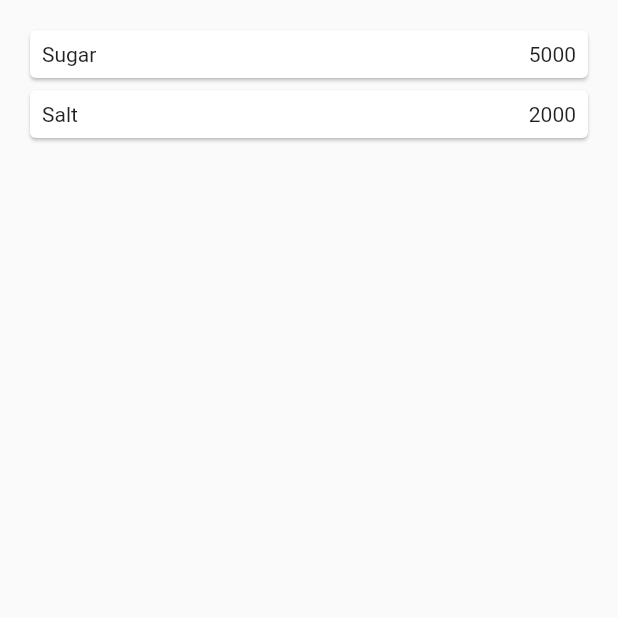
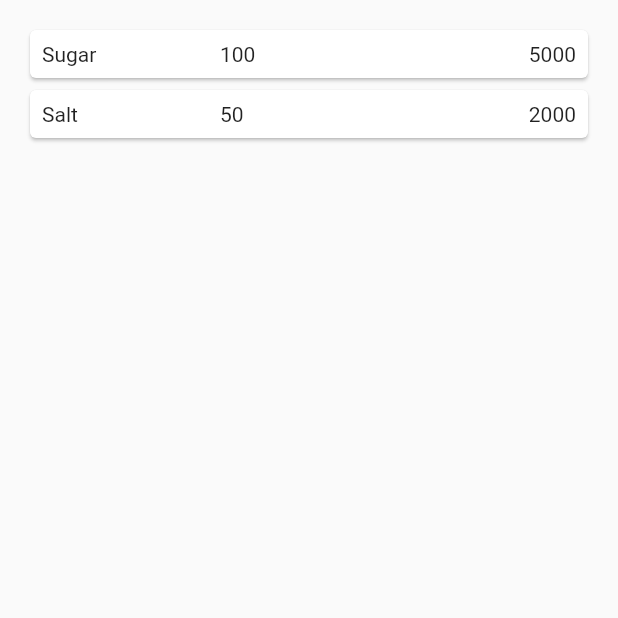
Before and after one commit to mahsyazeta/jbnavigation, a Flutter app: the screen it shows after launch, on a phone screen of 412 x 824 dp, the top half of it. Run offline on Flutter 3.47's test engine with Material 2 defaults, Android fonts, the light colour scheme and no system bars; missing offline and left inert: dart:html, dart:js.

Commit message:
update tugas

```diff
--- a/lib/models/item.dart
+++ b/lib/models/item.dart
@@ -2,6 +2,7 @@
 class Item {
   String name;
   int price;
+  int weight;
 
-  Item({required this.name, required this.price});
+  Item({required this.name, required this.price, required this.weight});
 }
--- a/lib/pages/home_page.dart
+++ b/lib/pages/home_page.dart
@@ -3,10 +3,13 @@ import 'dart:html';
 import 'package:flutter/material.dart';
 import 'package:jbnavigation/models/item.dart';
 
+import '../widgets/list.dart';
+
+
 class HomePage extends StatelessWidget {
   final List<Item> items = [
-      Item(name: 'Sugar',price: 5000),
-      Item(name: 'Salt',price: 2000)
+      Item(name: 'Sugar',price: 5000,weight: 100),
+      Item(name: 'Salt',price: 2000,weight: 50)
     ];
 
   @override
@@ -14,32 +17,7 @@ class HomePage extends StatelessWidget {
     return Scaffold(
       body: Container(
         margin: EdgeInsets.all(8),
-        child: ListView.builder(
-          padding: EdgeInsets.all(8),
-          itemCount: items.length,
-          itemBuilder: (context, index){
-            final item = items[index];
-            return InkWell(
-              onTap: (){
-                Navigator.pushNamed(context, '/item', arguments: item);
-              },
-              child: Card(
-                child: Container(
-                  margin: EdgeInsets.all(8),
-                  child: Row(
-                    children: [
-                      Expanded(child: Text(item.name)),
-                      Expanded(child: Text(
-                        item.price.toString(),
-                        textAlign: TextAlign.end,
-                      )),
-                    ],
-                  ),
-                ),
-              ),
-            );
-          },
-        ),
+        child: list(items: items),
       ),
     );
 
--- a/lib/pages/item_page.dart
+++ b/lib/pages/item_page.dart
@@ -8,9 +8,9 @@ class ItemPage extends StatelessWidget {
     final Item itemArgs = ModalRoute.of(context)?.settings.arguments as Item;
     return Scaffold(
       body: Container(
-
+        alignment: Alignment.center,
         child: Text(
-          itemArgs.name + ' with ' + itemArgs.price.toString(),
+          itemArgs.name + ' \n ' + itemArgs.weight.toString() +' \n ' + itemArgs.price.toString(),
           textAlign: TextAlign.center,
         )
       ),
--- /dev/null
+++ b/lib/widgets/card.dart
@@ -0,0 +1,34 @@
+import 'package:flutter/material.dart';
+
+import '../models/item.dart';
+
+class card extends StatelessWidget {
+  const card({
+    Key? key,
+    required this.item, required String name, required int price,
+  }) : super(key: key);
+
+  final Item item;
+
+  @override
+  Widget build(BuildContext context) {
+    return Card(
+      child: Container(
+        margin: EdgeInsets.all(8),
+        child: Row(
+          children: [
+            Expanded(child: Text(item.name)),
+            Expanded(child: Text(
+              item.weight.toString(),
+             ),
+            ),
+            Expanded(child: Text(
+              item.price.toString(),
+              textAlign: TextAlign.end,
+            )),
+          ],
+        ),
+      ),
+    );
+  }
+}
--- /dev/null
+++ b/lib/widgets/list.dart
@@ -0,0 +1,34 @@
+import 'package:flutter/material.dart';
+
+import '../models/item.dart';
+import 'card.dart';
+
+class list extends StatelessWidget {
+  const list({
+    Key? key,
+    required this.items,
+  }) : super(key: key);
+
+  final List<Item> items;
+
+  @override
+  Widget build(BuildContext context) {
+    return ListView.builder(
+      padding: EdgeInsets.all(8),
+      itemCount: items.length,
+      itemBuilder: (context, index){
+        final item = items[index];
+        return InkWell(
+          onTap: (){
+            Navigator.pushNamed(context, '/item', arguments: item);
+          },
+          child: card(
+            name: item.name,
+            price: item.price,
+            item: item,
+          ),
+        );
+      },
+    );
+  }
+}
```
